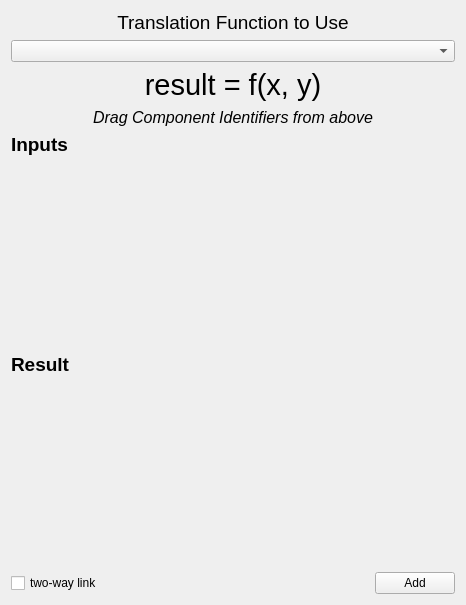
This is glue/qt/ui/link_equation.ui in glue-viz/glue as Qt 5 draws it before an edit. The edited form follows.
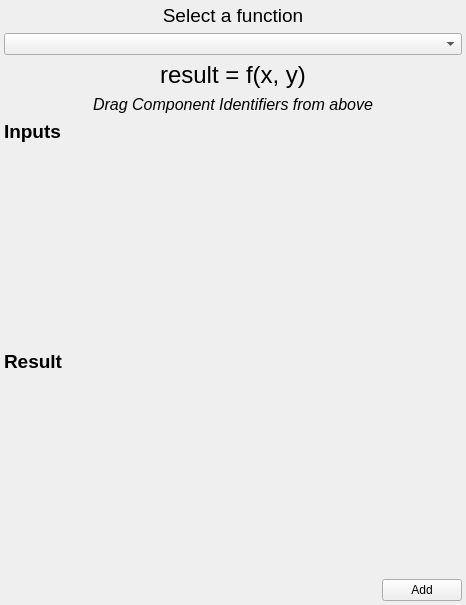
This is the edited form.

Commit message: overhaul of configuration. LinkHelpers incorporated into GUI

```diff
--- a/glue/qt/ui/link_equation.ui
+++ b/glue/qt/ui/link_equation.ui
@@ -14,8 +14,11 @@
    <string>Form</string>
   </property>
   <layout class="QHBoxLayout" name="horizontalLayout_4">
+   <property name="margin">
+    <number>4</number>
+   </property>
    <item>
-    <layout class="QVBoxLayout" name="verticalLayout" stretch="0,0,0,0,5,5,0">
+    <layout class="QVBoxLayout" name="verticalLayout" stretch="0,0,0,0,8,8,0">
      <item>
       <widget class="QLabel" name="label">
        <property name="font">
@@ -26,7 +29,7 @@
         </font>
        </property>
        <property name="text">
-        <string>Translation Function to Use</string>
+        <string>Select a function</string>
        </property>
        <property name="scaledContents">
         <bool>false</bool>
@@ -47,7 +50,8 @@
       <widget class="QLabel" name="function_signature">
        <property name="font">
         <font>
-         <pointsize>22</pointsize>
+         <pointsize>18</pointsize>
+         <kerning>true</kerning>
         </font>
        </property>
        <property name="text">
@@ -79,9 +83,9 @@
       </widget>
      </item>
      <item>
-      <layout class="QHBoxLayout" name="horizontalLayout_2">
+      <layout class="QHBoxLayout" name="horizontalLayout">
        <item>
-        <widget class="QLabel" name="label_2">
+        <widget class="QLabel" name="input_label">
          <property name="font">
           <font>
            <pointsize>14</pointsize>
@@ -117,9 +121,9 @@
       </layout>
      </item>
      <item>
-      <layout class="QHBoxLayout" name="horizontalLayout">
+      <layout class="QHBoxLayout" name="horizontalLayout_2">
        <item>
-        <widget class="QLabel" name="label_3">
+        <widget class="QLabel" name="output_label">
          <property name="font">
           <font>
            <pointsize>14</pointsize>
@@ -155,13 +159,6 @@
      </item>
      <item>
       <layout class="QHBoxLayout" name="horizontalLayout_3">
-       <item>
-        <widget class="QCheckBox" name="two_way">
-         <property name="text">
-          <string>two-way link</string>
-         </property>
-        </widget>
-       </item>
        <item>
         <spacer name="horizontalSpacer">
          <property name="orientation">
```
Left out of the diff: 8 changed lines with no effect on the pictures. The commit also changes 11 other files.
